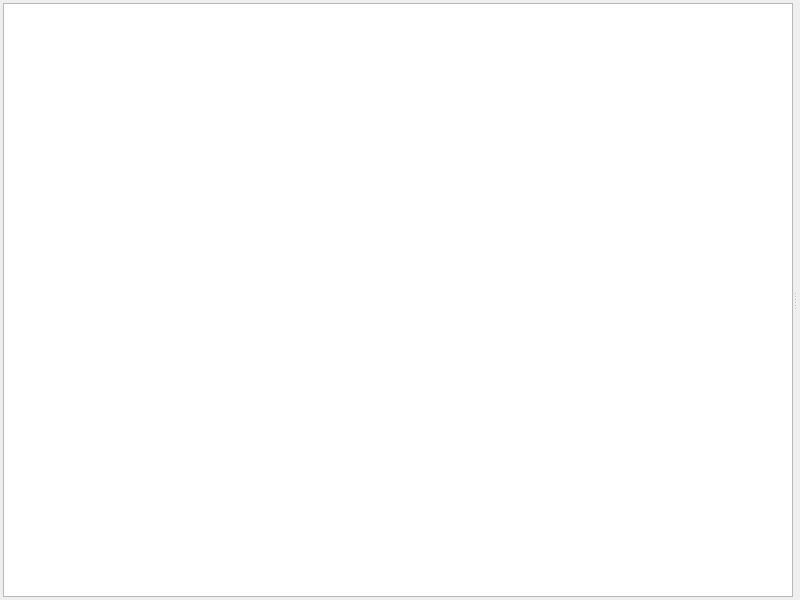
Before: the Qt Designer form app/preferenceswidget.ui in ABBAPOH/qmpq, drawn with Qt 5.
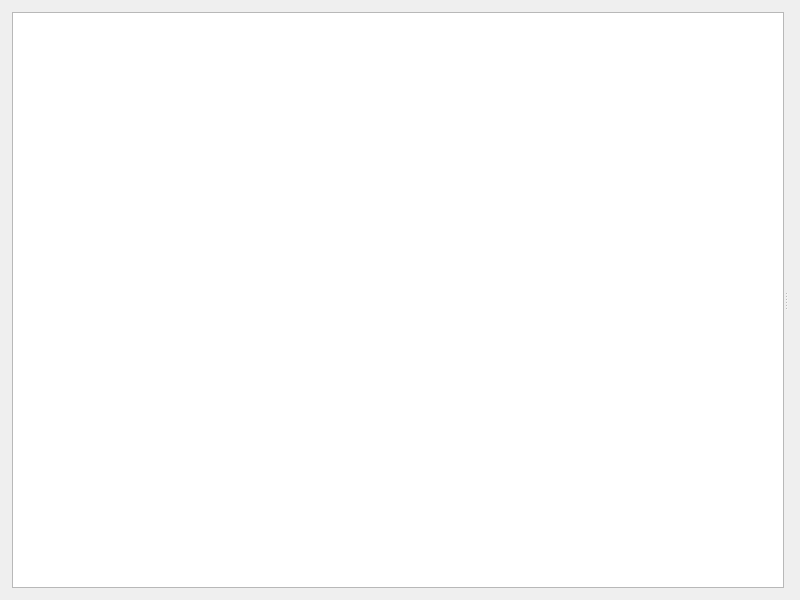
After: the same form once the commit is applied.

```diff
--- a/app/preferenceswidget.ui
+++ b/app/preferenceswidget.ui
@@ -15,7 +15,7 @@
   </property>
   <layout class="QVBoxLayout" name="verticalLayout">
    <property name="margin">
-    <number>3</number>
+    <number>12</number>
    </property>
    <item>
     <widget class="QSplitter" name="splitter">
```
